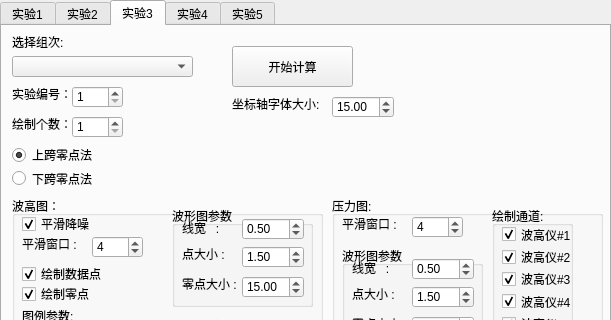
Above: GUI.ui from MagicMjs/CoastalDynamicsExpProcessing before the change; both pictures show x 0 to 611 and y 0 to 320 of the 611 by 744 pixel window. Below: the same form after it.
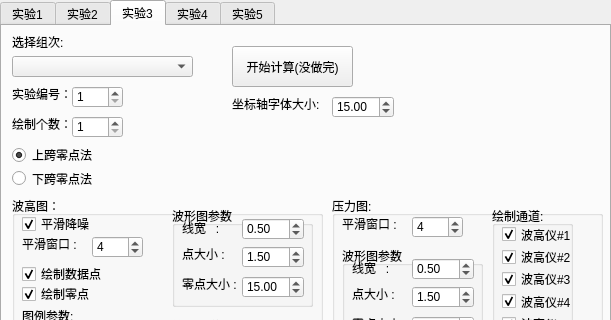
That is the form after the change. The open tabs and pages were chosen to show the change.

Diff of the .ui file:
```diff
--- a/GUI.ui
+++ b/GUI.ui
@@ -2336,7 +2336,7 @@
       </rect>
      </property>
      <property name="text">
-      <string>开始计算</string>
+      <string>开始计算(没做完)</string>
      </property>
     </widget>
     <widget class="QComboBox" name="filelist_sy3">
```
Left out of the diff: 2 changed lines with no effect on the pictures.
